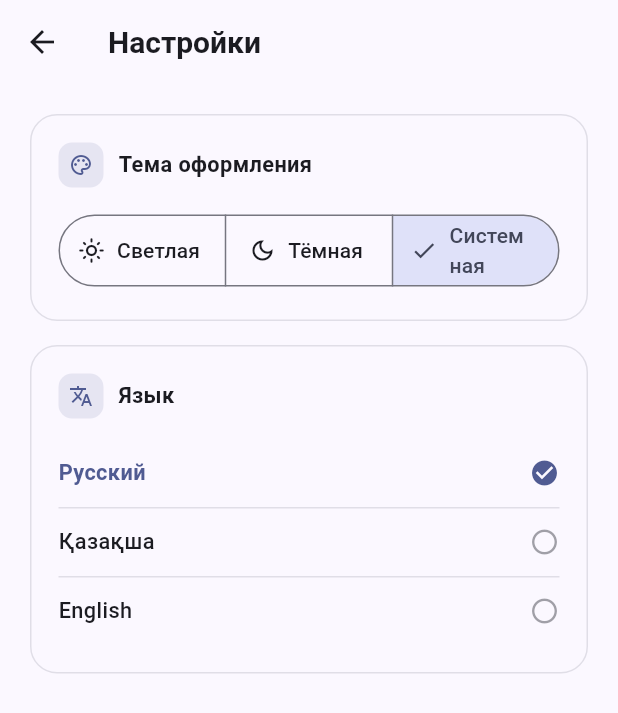
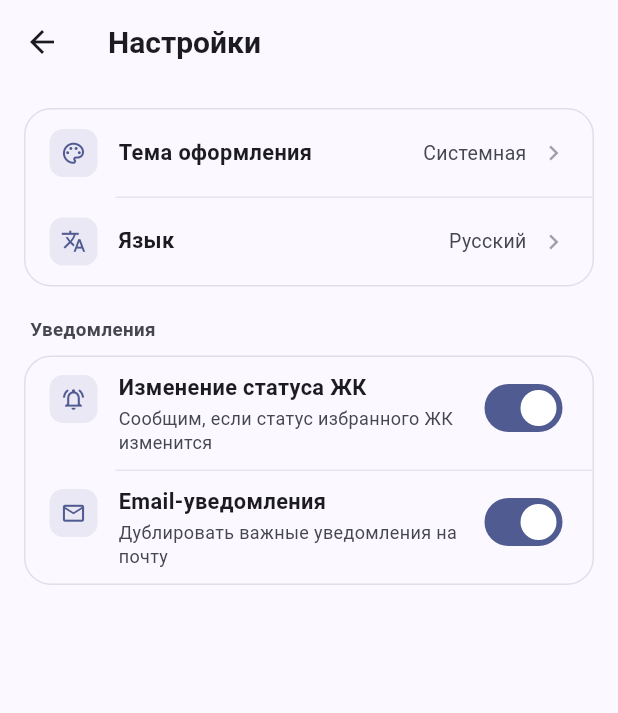
Before and after one commit to Nurmukhammed0/shanyraq, a Flutter app: the SettingsScreen screen opened directly, on a phone screen of 412 x 824 dp. Shown: the top 713 px of the screen. Run offline on Flutter 3.47's test engine with Material 3 defaults, Android fonts, the phone set to English and light mode, and no system bars; our stand-ins replace flutter_map, geolocator, image_picker, latlong2, shared_preferences, supabase_flutter; accounts and stored records are empty.

Commit message:
Настройки: кнопки с листами выбора вместо инлайн-виджетов + уведомления
Тема и язык теперь отдельные строки, открывающие bottom sheet с
вариантами (текущее значение видно справа), вместо сегментированной
кнопки и списка радио-кнопок на самой странице.

Добавил раздел «Уведомления» с двумя переключателями: об изменении
статуса ЖК (реально гасит бейдж на колокольчике на карте, если
выключено) и email-уведомления (пока просто сохранённое предпочтение,
рассылки ещё нет). Настройки хранятся в SharedPreferences, как тема
и язык.

Удалил неиспользуемый lib/widgets/section_card.dart — после этой
правки на него больше никто не ссылается.

```diff
--- a/lib/l10n/app_strings.dart
+++ b/lib/l10n/app_strings.dart
@@ -424,6 +424,31 @@ class AppStrings {
       AppLanguage.ru: 'Язык',
       AppLanguage.kz: 'Тіл',
       AppLanguage.en: 'Language',
+    },
+    'settings_notifications_group': {
+      AppLanguage.ru: 'Уведомления',
+      AppLanguage.kz: 'Хабарландырулар',
+      AppLanguage.en: 'Notifications',
+    },
+    'settings_status_notifications_title': {
+      AppLanguage.ru: 'Изменение статуса ЖК',
+      AppLanguage.kz: 'ЖК мәртебесінің өзгеруі',
+      AppLanguage.en: 'Development status changes',
+    },
+    'settings_status_notifications_body': {
+      AppLanguage.ru: 'Сообщим, если статус избранного ЖК изменится',
+      AppLanguage.kz: 'Таңдаулы ЖК-ңыздың мәртебесі өзгерсе, хабарлаймыз',
+      AppLanguage.en: "We'll let you know if a favorited development changes status",
+    },
+    'settings_email_notifications_title': {
+      AppLanguage.ru: 'Email-уведомления',
+      AppLanguage.kz: 'Email-хабарландырулар',
+      AppLanguage.en: 'Email notifications',
+    },
+    'settings_email_notifications_body': {
+      AppLanguage.ru: 'Дублировать важные уведомления на почту',
+      AppLanguage.kz: 'Маңызды хабарландыруларды поштаға да жіберу',
+      AppLanguage.en: 'Also send important notifications by email',
     },
 
     // Общие
--- a/lib/screens/map_screen.dart
+++ b/lib/screens/map_screen.dart
@@ -10,6 +10,7 @@ import '../models/zhk.dart';
 import '../services/auth_service.dart';
 import '../services/favorites_service.dart';
 import '../services/profile_service.dart';
+import '../services/settings_service.dart';
 import '../services/zhk_repository.dart';
 import '../widgets/zhk_preview_sheet.dart';
 import 'admin_zhk_edit_screen.dart';
@@ -100,6 +101,10 @@ class _MapScreenState extends State<MapScreen> {
 
   Future<void> _refreshUnseenNotifications() async {
     if (!context.read<AuthService>().isLoggedIn) return;
+    if (!context.read<SettingsService>().statusNotifications) {
+      setState(() => _unseenNotifications = 0);
+      return;
+    }
     final count = await NotificationsScreen.unseenCount(context.read<FavoritesService>());
     if (!mounted) return;
     setState(() => _unseenNotifications = count);
--- a/lib/screens/settings_screen.dart
+++ b/lib/screens/settings_screen.dart
@@ -3,108 +3,192 @@ import 'package:provider/provider.dart';
 
 import '../l10n/app_strings.dart';
 import '../services/settings_service.dart';
-import '../widgets/section_card.dart';
+import '../widgets/grouped_list.dart';
 
 class SettingsScreen extends StatelessWidget {
   const SettingsScreen({super.key});
 
+  String _themeLabel(BuildContext context, ThemeMode mode) => switch (mode) {
+        ThemeMode.light => context.tr('theme_light'),
+        ThemeMode.dark => context.tr('theme_dark'),
+        ThemeMode.system => context.tr('theme_system'),
+      };
+
+  String _languageLabel(AppLanguage lang) => switch (lang) {
+        AppLanguage.ru => 'Русский',
+        AppLanguage.kz => 'Қазақша',
+        AppLanguage.en => 'English',
+      };
+
+  Future<void> _openThemeSheet(BuildContext context, SettingsService settings) async {
+    await showModalBottomSheet(
+      context: context,
+      showDragHandle: true,
+      shape: const RoundedRectangleBorder(
+        borderRadius: BorderRadius.vertical(top: Radius.circular(20)),
+      ),
+      builder: (ctx) => SafeArea(
+        child: ListView(
+          shrinkWrap: true,
+          children: [
+            Padding(
+              padding: const EdgeInsets.fromLTRB(20, 0, 20, 8),
+              child: Text(context.tr('settings_theme'),
+                  style: const TextStyle(fontWeight: FontWeight.w700, fontSize: 16)),
+            ),
+            for (final mode in ThemeMode.values)
+              ListTile(
+                leading: Icon(switch (mode) {
+                  ThemeMode.light => Icons.light_mode_outlined,
+                  ThemeMode.dark => Icons.dark_mode_outlined,
+                  ThemeMode.system => Icons.smartphone_outlined,
+                }),
+                title: Text(_themeLabel(context, mode)),
+                trailing: settings.themeMode == mode
+                    ? Icon(Icons.check, color: Theme.of(ctx).colorScheme.primary)
+                    : null,
+                onTap: () {
+                  settings.setThemeMode(mode);
+                  Navigator.pop(ctx);
+                },
+              ),
+            const SizedBox(height: 8),
+          ],
+        ),
+      ),
+    );
+  }
+
+  Future<void> _openLanguageSheet(BuildContext context, SettingsService settings) async {
+    await showModalBottomSheet(
+      context: context,
+      showDragHandle: true,
+      shape: const RoundedRectangleBorder(
+        borderRadius: BorderRadius.vertical(top: Radius.circular(20)),
+      ),
+      builder: (ctx) => SafeArea(
+        child: ListView(
+          shrinkWrap: true,
+          children: [
+            Padding(
+              padding: const EdgeInsets.fromLTRB(20, 0, 20, 8),
+              child: Text(context.tr('settings_language'),
+                  style: const TextStyle(fontWeight: FontWeight.w700, fontSize: 16)),
+            ),
+            for (final lang in AppLanguage.values)
+              ListTile(
+                title: Text(_languageLabel(lang)),
+                trailing: settings.language == lang
+                    ? Icon(Icons.check, color: Theme.of(ctx).colorScheme.primary)
+                    : null,
+                onTap: () {
+                  settings.setLanguage(lang);
+                  Navigator.pop(ctx);
+                },
+              ),
+            const SizedBox(height: 8),
+          ],
+        ),
+      ),
+    );
+  }
+
   @override
   Widget build(BuildContext context) {
     final settings = context.watch<SettingsService>();
-    final colorScheme = Theme.of(context).colorScheme;
 
     return Scaffold(
       appBar: AppBar(title: Text(context.tr('settings_title'))),
       body: ListView(
-        padding: const EdgeInsets.all(20),
+        padding: const EdgeInsets.all(16),
         children: [
-          SectionCard(
+          GroupCard(children: [
+            MenuRow(
               icon: Icons.palette_outlined,
               title: context.tr('settings_theme'),
-            children: [
-              SegmentedButton<ThemeMode>(
-                segments: [
-                  ButtonSegment(
-                    value: ThemeMode.light,
-                    icon: const Icon(Icons.light_mode_outlined, size: 18),
-                    label: Text(context.tr('theme_light')),
+              trailing: Text(_themeLabel(context, settings.themeMode),
+                  style: TextStyle(color: Theme.of(context).colorScheme.onSurfaceVariant, fontSize: 13)),
+              onTap: () => _openThemeSheet(context, settings),
             ),
-                  ButtonSegment(
-                    value: ThemeMode.dark,
-                    icon: const Icon(Icons.dark_mode_outlined, size: 18),
-                    label: Text(context.tr('theme_dark')),
-                  ),
-                  ButtonSegment(
-                    value: ThemeMode.system,
-                    icon: const Icon(Icons.smartphone_outlined, size: 18),
-                    label: Text(context.tr('theme_system')),
-                  ),
-                ],
-                selected: {settings.themeMode},
-                onSelectionChanged: (s) => settings.setThemeMode(s.first),
-              ),
-            ],
-          ),
-          const SizedBox(height: 16),
-          SectionCard(
+            MenuRow(
               icon: Icons.translate,
               title: context.tr('settings_language'),
-            children: [
-              for (final lang in AppLanguage.values) ...[
-                _LanguageRow(
-                  label: switch (lang) {
-                    AppLanguage.ru => 'Русский',
-                    AppLanguage.kz => 'Қазақша',
-                    AppLanguage.en => 'English',
-                  },
-                  selected: settings.language == lang,
-                  onTap: () => settings.setLanguage(lang),
+              trailing: Text(_languageLabel(settings.language),
+                  style: TextStyle(color: Theme.of(context).colorScheme.onSurfaceVariant, fontSize: 13)),
+              onTap: () => _openLanguageSheet(context, settings),
             ),
-                if (lang != AppLanguage.values.last)
-                  Divider(height: 1, color: colorScheme.outlineVariant.withOpacity(0.5)),
-              ],
-            ],
+          ]),
+          const SizedBox(height: 20),
+          GroupLabel(context.tr('settings_notifications_group')),
+          GroupCard(children: [
+            _ToggleRow(
+              icon: Icons.notifications_active_outlined,
+              title: context.tr('settings_status_notifications_title'),
+              subtitle: context.tr('settings_status_notifications_body'),
+              value: settings.statusNotifications,
+              onChanged: settings.setStatusNotifications,
             ),
+            _ToggleRow(
+              icon: Icons.mail_outline,
+              title: context.tr('settings_email_notifications_title'),
+              subtitle: context.tr('settings_email_notifications_body'),
+              value: settings.emailNotifications,
+              onChanged: settings.setEmailNotifications,
+            ),
+          ]),
         ],
       ),
     );
   }
 }
 
-class _LanguageRow extends StatelessWidget {
-  final String label;
-  final bool selected;
-  final VoidCallback onTap;
+class _ToggleRow extends StatelessWidget {
+  final IconData icon;
+  final String title;
+  final String subtitle;
+  final bool value;
+  final ValueChanged<bool> onChanged;
 
-  const _LanguageRow({required this.label, required this.selected, required this.onTap});
+  const _ToggleRow({
+    required this.icon,
+    required this.title,
+    required this.subtitle,
+    required this.value,
+    required this.onChanged,
+  });
 
   @override
   Widget build(BuildContext context) {
     final colorScheme = Theme.of(context).colorScheme;
-    return InkWell(
-      borderRadius: BorderRadius.circular(10),
-      onTap: onTap,
-      child: Padding(
-        padding: const EdgeInsets.symmetric(vertical: 12),
+    return Padding(
+      padding: const EdgeInsets.symmetric(horizontal: 16, vertical: 10),
       child: Row(
+        crossAxisAlignment: CrossAxisAlignment.start,
         children: [
+          Container(
+            width: 32,
+            height: 32,
+            margin: const EdgeInsets.only(top: 2),
+            decoration: BoxDecoration(
+              color: colorScheme.primary.withOpacity(0.1),
+              borderRadius: BorderRadius.circular(9),
+            ),
+            child: Icon(icon, size: 17, color: colorScheme.primary),
+          ),
+          const SizedBox(width: 14),
           Expanded(
-              child: Text(
-                label,
-                style: TextStyle(
-                  fontWeight: selected ? FontWeight.w700 : FontWeight.w500,
-                  fontSize: 14.5,
-                  color: selected ? colorScheme.primary : colorScheme.onSurface,
+            child: Column(
+              crossAxisAlignment: CrossAxisAlignment.start,
+              children: [
+                Text(title, style: const TextStyle(fontWeight: FontWeight.w600, fontSize: 14.5)),
+                const SizedBox(height: 2),
+                Text(subtitle,
+                    style: TextStyle(fontSize: 12, color: colorScheme.onSurfaceVariant, height: 1.3)),
+              ],
             ),
           ),
-            ),
-            Icon(
-              selected ? Icons.check_circle : Icons.circle_outlined,
-              size: 20,
-              color: selected ? colorScheme.primary : colorScheme.onSurfaceVariant.withOpacity(0.5),
-            ),
+          Switch(value: value, onChanged: onChanged),
         ],
-        ),
       ),
     );
   }
--- a/lib/services/settings_service.dart
+++ b/lib/services/settings_service.dart
@@ -7,12 +7,20 @@ enum AppLanguage { ru, kz, en }
 class SettingsService extends ChangeNotifier {
   static const _themeModeKey = 'settings.themeMode';
   static const _languageKey = 'settings.language';
+  static const _statusNotificationsKey = 'settings.statusNotifications';
+  static const _emailNotificationsKey = 'settings.emailNotifications';
 
   ThemeMode _themeMode = ThemeMode.system;
   ThemeMode get themeMode => _themeMode;
 
   AppLanguage _language = AppLanguage.ru;
   AppLanguage get language => _language;
+
+  bool _statusNotifications = true;
+  bool get statusNotifications => _statusNotifications;
+
+  bool _emailNotifications = true;
+  bool get emailNotifications => _emailNotifications;
 
   SettingsService() {
     _load();
@@ -32,6 +40,8 @@ class SettingsService extends ChangeNotifier {
       'en' => AppLanguage.en,
       _ => AppLanguage.ru,
     };
+    _statusNotifications = prefs.getBool(_statusNotificationsKey) ?? true;
+    _emailNotifications = prefs.getBool(_emailNotificationsKey) ?? true;
     notifyListeners();
   }
 
@@ -48,4 +58,18 @@ class SettingsService extends ChangeNotifier {
     final prefs = await SharedPreferences.getInstance();
     await prefs.setString(_languageKey, language.name);
   }
+
+  Future<void> setStatusNotifications(bool enabled) async {
+    _statusNotifications = enabled;
+    notifyListeners();
+    final prefs = await SharedPreferences.getInstance();
+    await prefs.setBool(_statusNotificationsKey, enabled);
+  }
+
+  Future<void> setEmailNotifications(bool enabled) async {
+    _emailNotifications = enabled;
+    notifyListeners();
+    final prefs = await SharedPreferences.getInstance();
+    await prefs.setBool(_emailNotificationsKey, enabled);
+  }
 }
--- a/lib/widgets/section_card.dart
+++ /dev/null
@@ -1,49 +0,0 @@
-import 'package:flutter/material.dart';
-
-class SectionCard extends StatelessWidget {
-  final IconData icon;
-  final String title;
-  final List<Widget> children;
-
-  const SectionCard({
-    super.key,
-    required this.icon,
-    required this.title,
-    required this.children,
-  });
-
-  @override
-  Widget build(BuildContext context) {
-    final colorScheme = Theme.of(context).colorScheme;
-    return Container(
-      padding: const EdgeInsets.all(18),
-      decoration: BoxDecoration(
-        color: colorScheme.surface,
-        borderRadius: BorderRadius.circular(18),
-        border: Border.all(color: colorScheme.outlineVariant.withOpacity(0.5)),
-      ),
-      child: Column(
-        crossAxisAlignment: CrossAxisAlignment.start,
-        children: [
-          Row(
-            children: [
-              Container(
-                width: 30,
-                height: 30,
-                decoration: BoxDecoration(
-                  color: colorScheme.primary.withOpacity(0.12),
-                  borderRadius: BorderRadius.circular(9),
-                ),
-                child: Icon(icon, size: 16, color: colorScheme.primary),
-              ),
-              const SizedBox(width: 10),
-              Text(title, style: const TextStyle(fontWeight: FontWeight.w700, fontSize: 14.5)),
-            ],
-          ),
-          const SizedBox(height: 14),
-          ...children,
-        ],
-      ),
-    );
-  }
-}
```
Lines whose indentation alone changed are shown as unchanged.
